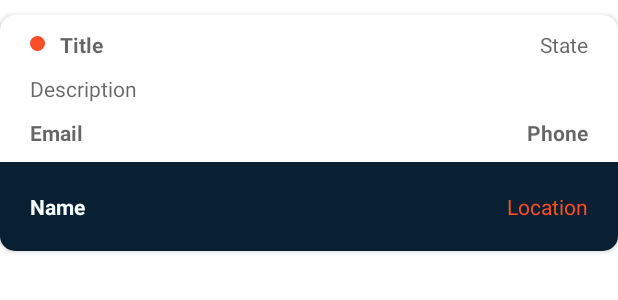
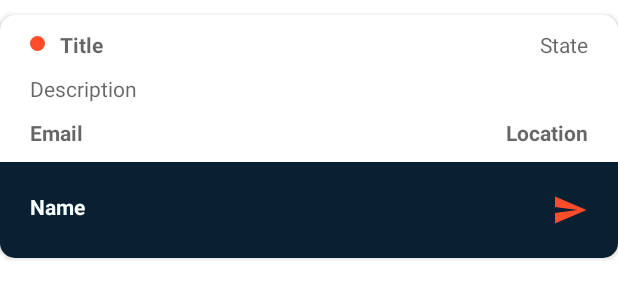
Before and after one commit to Simo-CE/ZoLe-App, an Android app: the layout home_post_item.xml on its own in the app's theme, with its tools: preview values and no code run, on a phone screen of 412 x 824 dp. Shown: the top 300 px of the screen. Run offline under Robolectric (Android 15) with nearby library versions, the phone set to English and light mode, and no system bars.

Commit message:
send mail

```diff
--- a/app/src/main/java/com/smiley/yo/Post.java
+++ b/app/src/main/java/com/smiley/yo/Post.java
@@ -8,18 +8,19 @@ Using a RecyclerView has the following key steps:
     Bind the adapter to the data source to populate the RecyclerView
 */
 public class Post {
-    String title, description, fullname, email, phone;
+    String title, description, fullname, email, phone, location;
     //private String status;
 
     public Post() {
     }
 
-    public Post(String title, String description, String fullname, String email, String phone) {
+    public Post(String title, String description, String fullname, String email, String phone, String location) {
         this.title = title;
         this.description = description;
         this.fullname = fullname;
         this.email = email;
         this.phone = phone;
+        this.location = location;
         //this.status = status;
     }
 
--- a/app/src/main/java/com/smiley/yo/PostAdapter.java
+++ b/app/src/main/java/com/smiley/yo/PostAdapter.java
@@ -10,7 +10,6 @@ import androidx.annotation.NonNull;
 import androidx.recyclerview.widget.RecyclerView;
 
 import java.util.ArrayList;
-import java.util.List;
 
 
 public class PostAdapter extends RecyclerView.Adapter<PostAdapter.PostViewHolder> {
@@ -26,9 +25,7 @@ public class PostAdapter extends RecyclerView.Adapter<PostAdapter.PostViewHolder
     @NonNull
     @Override
     public PostAdapter.PostViewHolder onCreateViewHolder(@NonNull ViewGroup parent, int viewType) {
-
         View view = LayoutInflater.from(context).inflate(R.layout.home_post_item, parent, false);
-
         return new PostViewHolder(view);
     }
 
@@ -38,11 +35,10 @@ public class PostAdapter extends RecyclerView.Adapter<PostAdapter.PostViewHolder
         Post post = postArrayList.get(position);
 
         holder.title.setText(post.title);
-        //holder.title.setText(post.getTitle());
         holder.description.setText(post.description);
         holder.fullname.setText(post.fullname);
         holder.email.setText(post.email);
-        holder.phone.setText(post.phone);
+        holder.location.setText(post.location);
     }
 
     @Override
@@ -50,15 +46,16 @@ public class PostAdapter extends RecyclerView.Adapter<PostAdapter.PostViewHolder
         return postArrayList.size();
     }
 
-    public static class PostViewHolder extends RecyclerView.ViewHolder{
-        TextView title, description, fullname, email, phone;
+    public static class PostViewHolder extends RecyclerView.ViewHolder {
+        TextView title, description, fullname, email, location;
+
         public PostViewHolder(@NonNull View itemView) {
             super(itemView);
             title = itemView.findViewById(R.id.home_post_title);
             description = itemView.findViewById(R.id.home_post_description);
             fullname = itemView.findViewById(R.id.home_post_name);
             email = itemView.findViewById(R.id.home_post_email);
-            phone = itemView.findViewById(R.id.home_post_phone);
+            location = itemView.findViewById(R.id.home_post_location);
         }
     }
 
--- a/app/src/main/java/com/smiley/yo/ProfileAdapter.java
+++ b/app/src/main/java/com/smiley/yo/ProfileAdapter.java
@@ -50,7 +50,6 @@ public class ProfileAdapter extends RecyclerView.Adapter<ProfileAdapter.ViewHold
         void onItemClick(Service List2);
     }
 
-
     public class ViewHolder extends RecyclerView.ViewHolder{
 
         TextView  title;
@@ -60,8 +59,8 @@ public class ProfileAdapter extends RecyclerView.Adapter<ProfileAdapter.ViewHold
             super(itemView);
 
             title=itemView.findViewById(R.id.title);
-         //   price=itemView.findViewById(R.id.price);
-          //  desc=itemView.findViewById(R.id.desc);
+            // price=itemView.findViewById(R.id.price);
+            // desc=itemView.findViewById(R.id.desc);
         }
     }
 }
--- a/app/src/main/java/com/smiley/yo/ProfileFragment.java
+++ b/app/src/main/java/com/smiley/yo/ProfileFragment.java
@@ -19,12 +19,9 @@ public class ProfileFragment extends Fragment {
 
     ViewPager viewPager;
     TabLayout tabLayout;
-    // TODO: Rename parameter arguments, choose names that match
-    // the fragment initialization parameters, e.g. ARG_ITEM_NUMBER
     private static final String ARG_PARAM1 = "param1";
     private static final String ARG_PARAM2 = "param2";
 
-    // TODO: Rename and change types of parameters
     private String mParam1;
     private String mParam2;
 
--- /dev/null
+++ b/app/src/main/res/drawable/icon_send.xml
@@ -0,0 +1,11 @@
+<vector xmlns:android="http://schemas.android.com/apk/res/android"
+    android:width="24dp"
+    android:height="24dp"
+    android:autoMirrored="true"
+    android:tint="@color/orange"
+    android:viewportWidth="24"
+    android:viewportHeight="24">
+    <path
+        android:fillColor="@android:color/white"
+        android:pathData="M2.01,21L23,12 2.01,3 2,10l15,2 -15,2z" />
+</vector>
--- a/app/src/main/res/layout/home_post_item.xml
+++ b/app/src/main/res/layout/home_post_item.xml
@@ -1,5 +1,6 @@
 <?xml version="1.0" encoding="utf-8"?>
 <androidx.cardview.widget.CardView xmlns:android="http://schemas.android.com/apk/res/android"
+    xmlns:tools="http://schemas.android.com/tools"
     android:layout_width="match_parent"
     android:layout_height="wrap_content"
     xmlns:card_view="http://schemas.android.com/apk/res-auto"
@@ -64,27 +65,20 @@
                 android:layout_height="wrap_content"
                 android:layout_below="@id/home_post_description"
                 android:layout_alignParentStart="true"
-                android:layout_toStartOf="@+id/home_post_phone"
+                android:layout_toStartOf="@+id/home_post_location"
                 android:hint="@string/email"
                 android:textColor="@color/black"
                 android:textStyle="bold" />
 
             <TextView
-                android:id="@id/home_post_phone"
+                android:id="@+id/home_post_location"
                 android:layout_width="wrap_content"
                 android:layout_height="wrap_content"
                 android:layout_below="@id/home_post_description"
                 android:layout_alignParentEnd="true"
-                android:hint="@string/phone"
+                android:hint="@string/location"
                 android:textColor="@color/black"
                 android:textStyle="bold" />
-
-            <!--<Button
-                android:layout_width="match_parent"
-                android:layout_height="wrap_content"
-                android:layout_below="@id/home_post_email"
-                android:layout_alignParentEnd="true"
-                android:text="P.Number" />-->
 
         </RelativeLayout>
 
@@ -99,20 +93,31 @@
                 android:layout_width="wrap_content"
                 android:layout_height="wrap_content"
                 android:layout_alignParentStart="true"
-                android:layout_toStartOf="@+id/home_post_location"
+                android:layout_toStartOf="@+id/home_post_send"
+                android:layout_alignBaseline="@+id/home_post_send"
                 android:hint="@string/name"
                 android:textColor="@color/primary_color"
                 android:textColorHint="@color/primary_color"
                 android:textStyle="bold" />
 
-            <TextView
-                android:id="@+id/home_post_location"
+            <!--<TextView
+                android:id="@+id/home_post_send"
                 android:layout_width="wrap_content"
                 android:layout_height="wrap_content"
                 android:layout_alignParentEnd="true"
                 android:hint="@string/location"
                 android:textColor="@color/orange"
-                android:textColorHint="@color/orange" />
+                android:textColorHint="@color/orange" />-->
+
+            <ImageView
+                android:id="@+id/home_post_send"
+                android:layout_width="wrap_content"
+                android:layout_height="wrap_content"
+                android:layout_alignParentEnd="true"
+                android:background="@drawable/icon_send"
+                android:contentDescription="@string/send"
+                android:hint="@string/send"
+                tools:ignore="ContentDescription" />
 
         </RelativeLayout>
     </LinearLayout>
```
Also changed, not shown: app/src/main/java/com/smiley/yo/ProfilePostFragment.java (+6 -19 lines).
